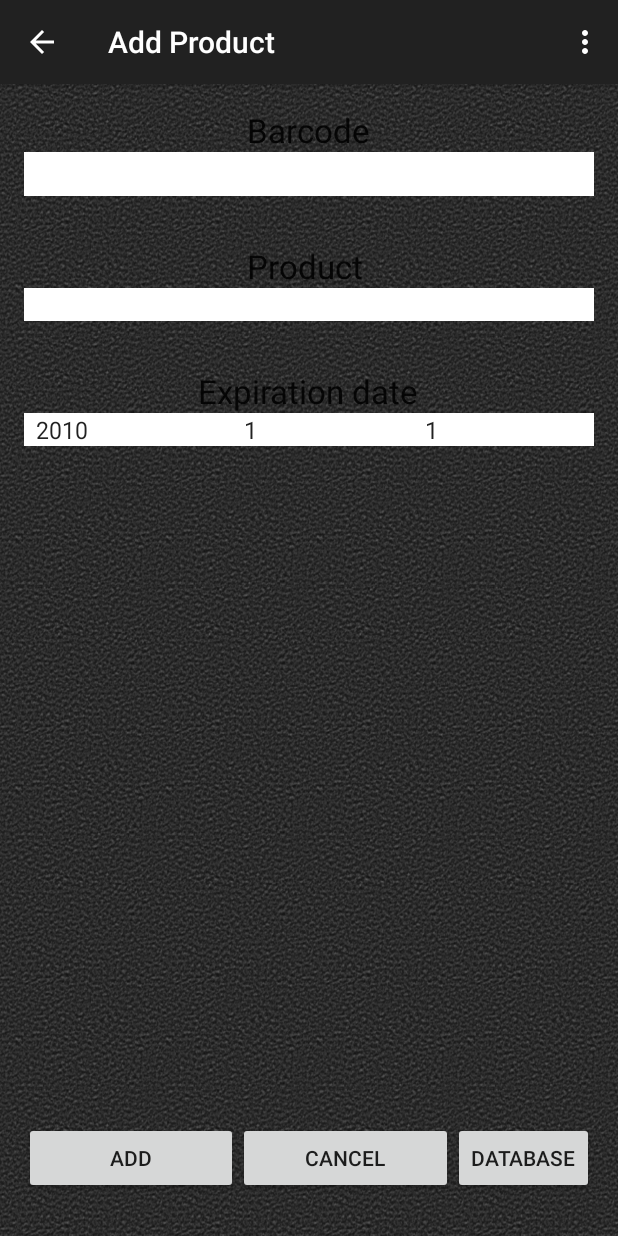
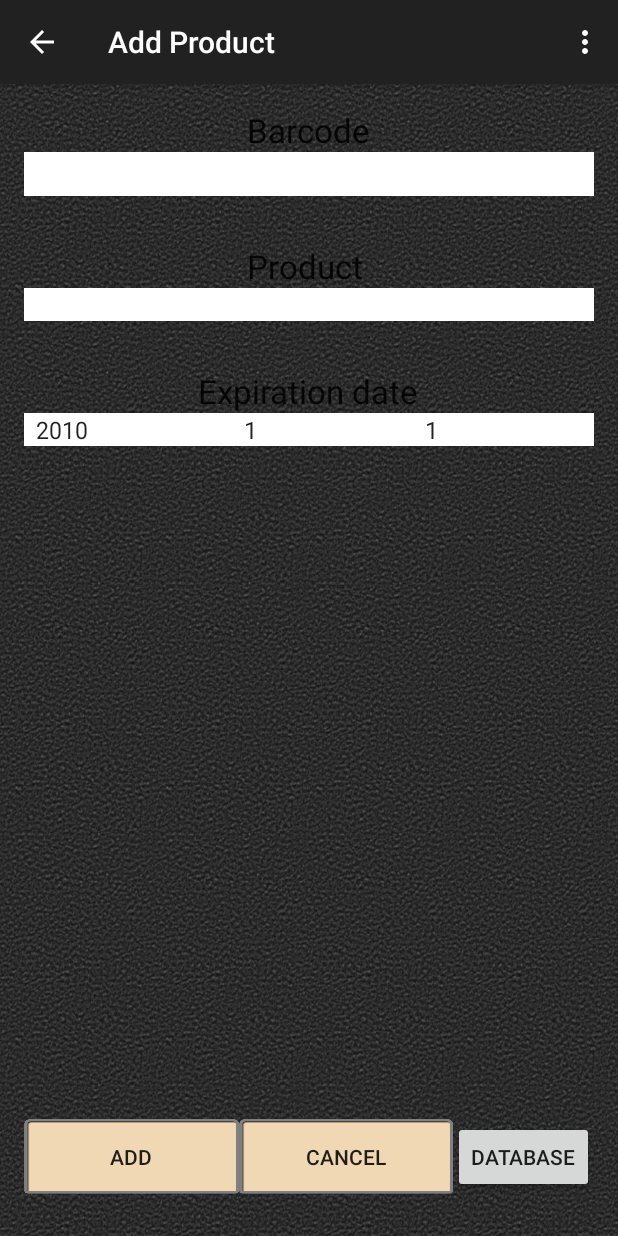
Before and after one commit to Mkallstrom/FoodForME, an Android app: the AddProductActivity screen opened directly, with no data from a screen before it, on a phone screen of 412 x 824 dp. Run offline under Robolectric (Android 15) with nearby library versions, the phone set to English and light mode, and no system bars; 1 statement that could not run was skipped.

Commit message:
New button graphics

```diff
--- a/Application/app/src/main/java/com/example/martin/foodforme/AddProductActivity.java
+++ b/Application/app/src/main/java/com/example/martin/foodforme/AddProductActivity.java
@@ -46,7 +46,7 @@ public class AddProductActivity extends ActionBarActivity {
         }
         else
         {
-            //CHECK GLOBAL DATABASE HERE
+            //TODO: if(database contains str) productName.setText(foundName); and localBarcodes.putString(str,foundName); else next line
             Toast.makeText(this, "Product not found. Please enter name.", Toast.LENGTH_SHORT).show();
         }
 
@@ -101,7 +101,8 @@ public class AddProductActivity extends ActionBarActivity {
                     editor.putString(barcode,productString);
                     editor.commit();
                 }
-
+        //TODO: if(global database contains barcode && global database response to barcode != productString) global database update for barcode with productString;
+        //TODO: if(global database does not contain barcode) insert barcode, productString;
         Intent intent = new Intent();
         intent.putExtra("product",productString);
         intent.putExtra("expDate",expDateString());
--- a/Application/app/src/main/java/com/example/martin/foodforme/InventoryActivity.java
+++ b/Application/app/src/main/java/com/example/martin/foodforme/InventoryActivity.java
@@ -132,7 +132,7 @@ public class InventoryActivity extends ActionBarActivity {
         AdapterView.AdapterContextMenuInfo info = (AdapterView.AdapterContextMenuInfo)menuInfo;
         menu.setHeaderTitle("Edit " + products.get(info.position).getName());
         menu.add(0, 1, 0, "Remove");
-        menu.add(0, 2, 0, "Edit");
+        menu.add(0, 2, 0, "Edit Amount");
         menu.add(0, 3, 0, "Add to requirements");
     }
 
@@ -285,7 +285,6 @@ public class InventoryActivity extends ActionBarActivity {
                 String newProduct = data.getStringExtra("product"); // Gets the name of the product
                 String newProductExpDate = data.getStringExtra("expDate"); // Gets the expiration date
                 String newCode = data.getStringExtra("code");
-                // TODO: save expiration date somewhere
 
                 index+=1;
                 inventoryEditor.remove("index");
--- a/Application/app/src/main/java/com/example/martin/foodforme/ShoppingListActivity.java
+++ b/Application/app/src/main/java/com/example/martin/foodforme/ShoppingListActivity.java
@@ -172,7 +172,7 @@ public class ShoppingListActivity extends ActionBarActivity {
         if(v == findViewById(R.id.shoppinglistView))
         {
             menu.setHeaderTitle("Edit " + shoppingList.get(info.position).getName());
-            menu.add(0, 1, 0, "Edit");
+            menu.add(0, 1, 0, "Edit Amount");
             menu.add(0, 2, 0, "Delete");
         }
 
@@ -324,7 +324,6 @@ public class ShoppingListActivity extends ActionBarActivity {
                 String newProduct = data.getStringExtra("product"); // Gets the name of the product
                 String newProductExpDate = data.getStringExtra("expDate"); // Gets the expiration date
                 String newCode = data.getStringExtra("code");
-                // TODO: save expiration date somewhere
 
                 index+=1;
                 inventoryEditor.remove("index");
--- /dev/null
+++ b/Application/app/src/main/res/drawable/blankb.xml
@@ -0,0 +1,6 @@
+<?xml version="1.0" encoding="utf-8"?>
+<selector xmlns:android="http://schemas.android.com/apk/res/android">
+    <item android:drawable="@drawable/blankbuttonp"
+        android:state_pressed="true" />
+    <item android:drawable="@drawable/blankbutton"/>
+</selector>
--- a/Application/app/src/main/res/layout/activity_add_product.xml
+++ b/Application/app/src/main/res/layout/activity_add_product.xml
@@ -106,8 +106,9 @@
         android:weightSum="1">
 
         <Button
-            android:layout_width="wrap_content"
-            android:layout_height="wrap_content"
+            android:layout_width="158dp"
+            android:layout_height="50dp"
+            android:background="@drawable/blankb"
             android:text="Add"
             android:id="@+id/addButton"
             android:onClick="addProduct"
@@ -116,11 +117,12 @@
             android:layout_alignParentStart="true"
             android:layout_toLeftOf="@+id/expirationDateText"
             android:layout_toStartOf="@+id/expirationDateText"
-            android:layout_weight="0.50" />
+            android:layout_weight="0.5" />
 
         <Button
-            android:layout_width="wrap_content"
-            android:layout_height="wrap_content"
+            android:layout_width="158dp"
+            android:layout_height="50dp"
+            android:background="@drawable/blankb"
             android:text="Cancel"
             android:id="@+id/cancelButton"
             android:layout_alignParentBottom="true"
--- a/Application/app/src/main/res/layout/activity_inventory.xml
+++ b/Application/app/src/main/res/layout/activity_inventory.xml
@@ -11,7 +11,8 @@
 
     <Button
         android:layout_width="wrap_content"
-        android:layout_height="wrap_content"
+        android:layout_height="50dp"
+        android:background="@drawable/blankb"
         android:text="Scan"
         android:id="@+id/scanButton"
         android:onClick="scanBarcode"
@@ -20,8 +21,7 @@
         android:layout_alignParentEnd="true"
         android:layout_alignParentLeft="true"
         android:layout_alignParentStart="true"
-        android:paddingTop="20dp"
-        android:paddingBottom="20dp" />
+ />
 
     <ListView
         android:layout_width="match_parent"
--- a/Application/app/src/main/res/layout/activity_main.xml
+++ b/Application/app/src/main/res/layout/activity_main.xml
@@ -55,7 +55,8 @@
 
     <Button
         android:layout_width="wrap_content"
-        android:layout_height="wrap_content"
+        android:layout_height="50dp"
+        android:background="@drawable/blankb"
         android:text="Clear Shared Preferences"
         android:id="@+id/button"
         android:layout_gravity="center_horizontal"
--- a/Application/app/src/main/res/layout/activity_requirement.xml
+++ b/Application/app/src/main/res/layout/activity_requirement.xml
@@ -27,11 +27,12 @@
 
         <Button
             android:layout_width="fill_parent"
-            android:layout_height="wrap_content"
             android:text="Add"
             android:id="@+id/addbutton"
             android:layout_gravity="center_horizontal"
-            android:onClick="addRequirement" />
+            android:onClick="addRequirement"
+            android:layout_height="50dp"
+            android:background="@drawable/blankb" />
 
     </LinearLayout>
 
--- a/Application/app/src/main/res/layout/activity_shopping_list.xml
+++ b/Application/app/src/main/res/layout/activity_shopping_list.xml
@@ -34,7 +34,8 @@
 
             <Button
                 android:layout_width="wrap_content"
-                android:layout_height="wrap_content"
+                android:layout_height="50dp"
+                android:background="@drawable/blankb"
                 android:text="Add"
                 android:id="@+id/addtoslbutton"
                 android:layout_gravity="center_horizontal"
@@ -43,7 +44,8 @@
 
             <Button
                 android:layout_width="wrap_content"
-                android:layout_height="wrap_content"
+                android:layout_height="50dp"
+                android:background="@drawable/blankb"
                 android:text="Scan"
                 android:id="@+id/scanButton"
                 android:layout_weight="0.5"
```
Also changed, not shown: Application/app/src/main/java/com/example/martin/foodforme/RequirementActivity.java (+7 -1 lines), Application/app/src/main/res/drawable/blankbutton.png, Application/app/src/main/res/drawable/blankbuttonp.png (added).
